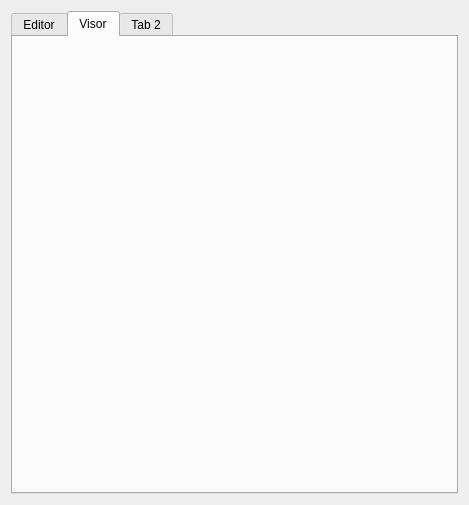
This is menri-sub/configuracion/configuraciones.ui in oscarHH/menri-sub as Qt 5 draws it before an edit. The edited form follows.
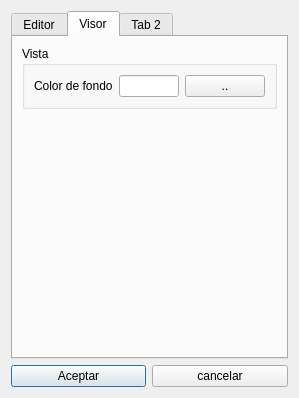
This is the edited form. The open tabs and pages were chosen to show the change.

The edit to the form file:
```diff
--- a/menri-sub/configuracion/configuraciones.ui
+++ b/menri-sub/configuracion/configuraciones.ui
@@ -9,8 +9,8 @@
    <rect>
     <x>0</x>
     <y>0</y>
-    <width>469</width>
-    <height>505</height>
+    <width>299</width>
+    <height>381</height>
    </rect>
   </property>
   <property name="windowTitle">
@@ -20,7 +20,21 @@
    <bool>true</bool>
   </property>
   <layout class="QGridLayout" name="gridLayout">
-   <item row="0" column="0">
+   <item row="1" column="0">
+    <widget class="QPushButton" name="btnAceptar">
+     <property name="text">
+      <string>Aceptar</string>
+     </property>
+    </widget>
+   </item>
+   <item row="1" column="1">
+    <widget class="QPushButton" name="btnCancelar">
+     <property name="text">
+      <string>cancelar</string>
+     </property>
+    </widget>
+   </item>
+   <item row="0" column="0" colspan="2">
     <widget class="QTabWidget" name="tabWidget">
      <property name="currentIndex">
       <number>0</number>
@@ -30,7 +44,7 @@
        <string>Editor</string>
       </attribute>
       <layout class="QGridLayout" name="gridLayout_4">
-       <item row="1" column="0" colspan="3">
+       <item row="1" column="0" colspan="2">
         <widget class="QGroupBox" name="groupBox">
          <property name="font">
           <font>
@@ -95,28 +109,7 @@
          </layout>
         </widget>
        </item>
-       <item row="2" column="1">
-        <widget class="QPushButton" name="btnPredeterminado">
-         <property name="text">
-          <string>Predeterminado</string>
-         </property>
-        </widget>
-       </item>
-       <item row="2" column="0">
-        <widget class="QPushButton" name="btnAceptar">
-         <property name="text">
-          <string>Aceptar</string>
-         </property>
-        </widget>
-       </item>
-       <item row="2" column="2">
-        <widget class="QPushButton" name="btnCancelar">
-         <property name="text">
-          <string>cancelar</string>
-         </property>
-        </widget>
-       </item>
-       <item row="0" column="0" colspan="3">
+       <item row="0" column="0" colspan="2">
         <widget class="QGroupBox" name="groupBox_2">
          <property name="title">
           <string>Estilo</string>
@@ -211,6 +204,34 @@
       <attribute name="title">
        <string>Visor</string>
       </attribute>
+      <layout class="QFormLayout" name="formLayout">
+       <item row="0" column="0" colspan="2">
+        <widget class="QGroupBox" name="groupBox_3">
+         <property name="title">
+          <string>Vista</string>
+         </property>
+         <layout class="QGridLayout" name="gridLayout_5">
+          <item row="0" column="0">
+           <widget class="QLabel" name="label_3">
+            <property name="text">
+             <string>Color de fondo</string>
+            </property>
+           </widget>
+          </item>
+          <item row="0" column="1">
+           <widget class="QLineEdit" name="txtFondoColor"/>
+          </item>
+          <item row="0" column="2">
+           <widget class="QPushButton" name="btnFondoVisor">
+            <property name="text">
+             <string>..</string>
+            </property>
+           </widget>
+          </item>
+         </layout>
+        </widget>
+       </item>
+      </layout>
      </widget>
      <widget class="QWidget" name="tab_2">
       <attribute name="title">
```
